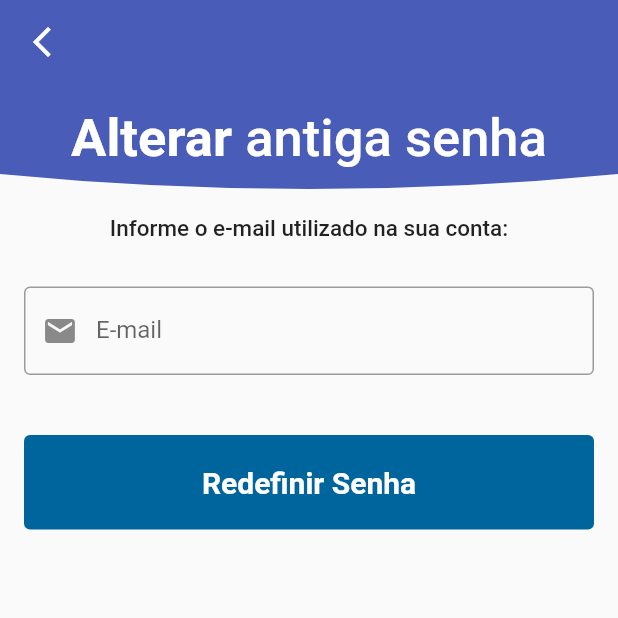
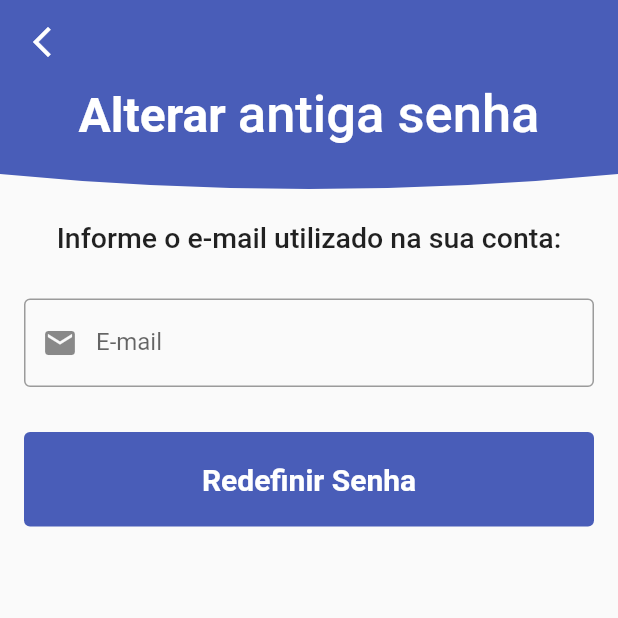
Before and after one commit to abnerbolandim/CaresApp, a Flutter app: the ChangePassword screen opened directly, on a phone screen of 412 x 824 dp, the top half of it. Run offline on Flutter 3.47's test engine with Material 2 defaults, Android fonts, the light colour scheme and no system bars; our stand-ins replace cloud_firestore, firebase_auth, firebase_core, fluttertoast, google_fonts, image_picker and 3 more; accounts and stored records are empty; Roboto replaces fonts that are missing (Sen).

Commit message:
Atualiza fontes do app

```diff
--- a/lib/screens/homepagepaste/screens/settings/screens/changepassword_page.dart
+++ b/lib/screens/homepagepaste/screens/settings/screens/changepassword_page.dart
@@ -1,6 +1,7 @@
 import 'package:fluttertoast/fluttertoast.dart';
 import 'package:firebase_auth/firebase_auth.dart';
 import 'package:flutter/material.dart';
+import 'package:google_fonts/google_fonts.dart';
 import 'package:health_care/screens/homepagepaste/home_page.dart';
 
 class ChangePassword extends StatefulWidget {
@@ -40,7 +41,7 @@ class _ChangePasswordState extends State<ChangePassword> {
             mainAxisAlignment: MainAxisAlignment.start,
             children: [
               SingleChildScrollView(
-                padding: const EdgeInsets.all(16),
+                padding: const EdgeInsets.symmetric(horizontal: 16),
                 child: Form(
                   key: _formKey,
                   child: Column(
@@ -49,12 +50,14 @@ class _ChangePasswordState extends State<ChangePassword> {
                       children: [
                         RichText(
                           textAlign: TextAlign.center,
-                          text: const TextSpan(
+                          text: TextSpan(
                             text: 'Alterar ',
-                            style: TextStyle(
-                              fontSize: 35,
-                              color: Colors.white,
-                              fontWeight: FontWeight.bold,
+                            style: GoogleFonts.sen(
+                              textStyle: TextStyle(
+                                fontSize: 32,
+                                color: Colors.white,
+                                fontWeight: FontWeight.bold,
+                              ),
                             ),
                             children: [
                               TextSpan(
@@ -70,13 +73,13 @@ class _ChangePasswordState extends State<ChangePassword> {
                         ),
 
                         const SizedBox(
-                          height: 30,
+                          height: 50,
                         ),
 
                         const Text(
                           'Informe o e-mail utilizado na sua conta:',
                           style: TextStyle(
-                              fontSize: 15, fontWeight: FontWeight.w500),
+                              fontSize: 19, fontWeight: FontWeight.w500),
                           textAlign: TextAlign.center,
                         ),
 
@@ -112,7 +115,7 @@ class _ChangePasswordState extends State<ChangePassword> {
                         ),
 
                         const SizedBox(
-                          height: 25,
+                          height: 15,
                         ),
 
                         TextButton(
@@ -123,7 +126,7 @@ class _ChangePasswordState extends State<ChangePassword> {
                               fontWeight: FontWeight.bold,
                             ),
                             backgroundColor:
-                                const Color.fromRGBO(0, 101, 156, 1),
+                                const Color.fromARGB(255, 73, 93, 184),
                             padding: const EdgeInsets.symmetric(
                                 horizontal: 95, vertical: 20),
                           ),
@@ -133,7 +136,16 @@ class _ChangePasswordState extends State<ChangePassword> {
                                     email: _resetEmailController.text.trim())
                                 .then((value) => Navigator.of(context).pop());
                           },
-                          child: const Text('Redefinir Senha'),
+                          child: Text(
+                            'Redefinir Senha',
+                            style: GoogleFonts.sen(
+                              textStyle: TextStyle(
+                                fontSize: 20,
+                                fontWeight: FontWeight.w600,
+                                color: Colors.white,
+                              ),
+                            ),
+                          ),
                         ),
 
                         const SizedBox(
```
Also changed, not shown: lib/screens/homepagepaste/home_page.dart (+11 -6 lines), lib/screens/homepagepaste/screens/settings/screens/switchnotification_page.dart (+25 -12 lines).
